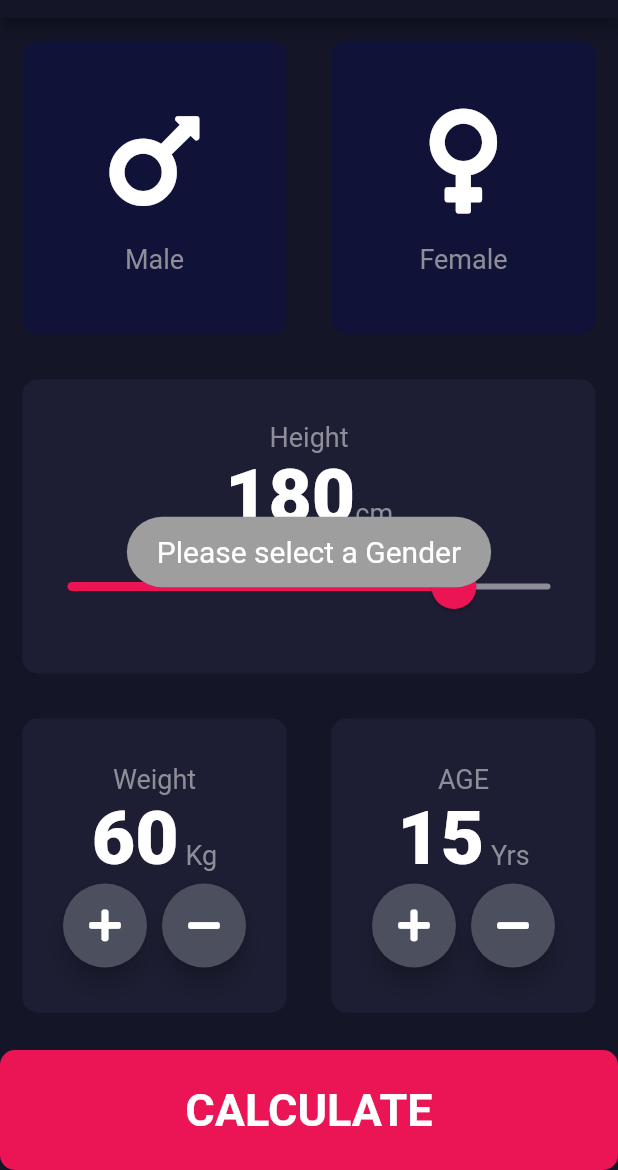
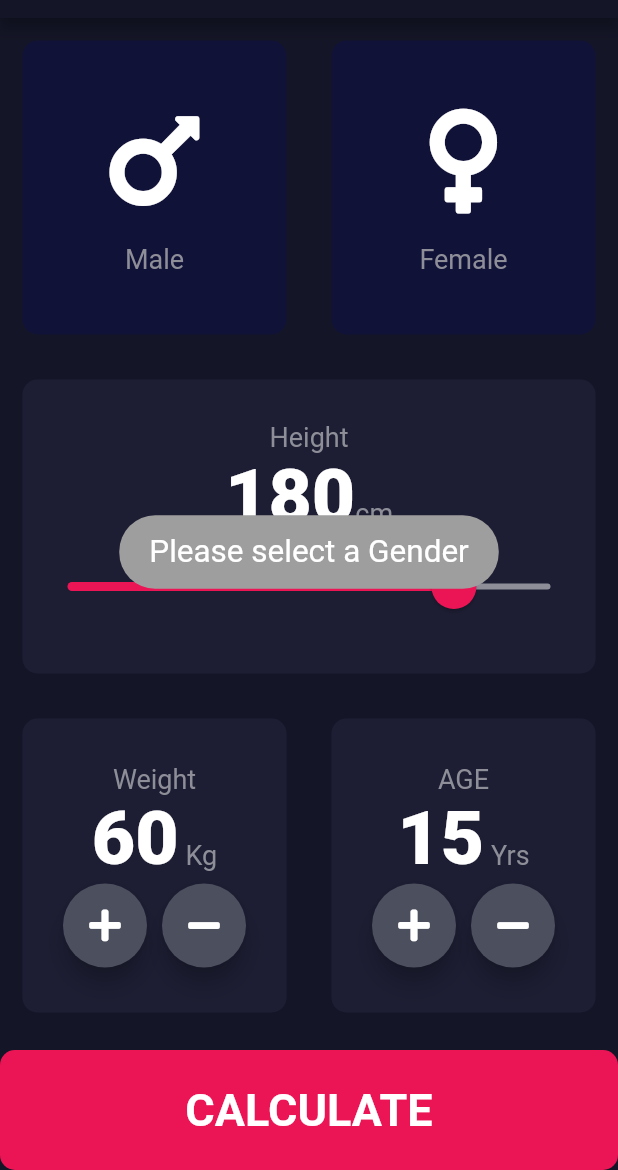
Before and after one commit to Nimishk07/BMI-Calculator, a Flutter app: the screen it shows after launch, after a tap on "CALCULATE", on a phone screen of 412 x 824 dp, the part 66-1236 px from its top. Run offline on Flutter 3.47's test engine with Material 2 defaults, Android fonts, the phone set to English and light mode, and no system bars; our stand-ins replace fluttertoast, font_awesome_flutter.

Commit message:
minor bugs fixed

```diff
--- a/lib/input_page.dart
+++ b/lib/input_page.dart
@@ -332,7 +332,7 @@ class _InputPageState extends State<InputPage> {
                     timeInSecForIosWeb: 1,
                     backgroundColor: Colors.grey,
                     textColor: Colors.white,
-                    fontSize: 20.0);
+                    fontSize: 21.0);
               } else {
                 calculator cal = calculator(height: height, weight: weight);
                 Navigator.push(
```
